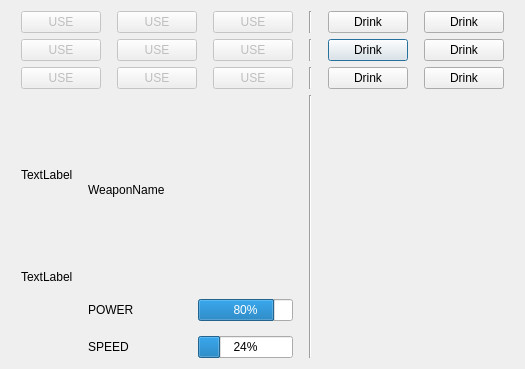
The window that Planet_Invasion/inventoryui.ui (CS4076Rplay/CS4076) describes before a commit, drawn with Qt 5.
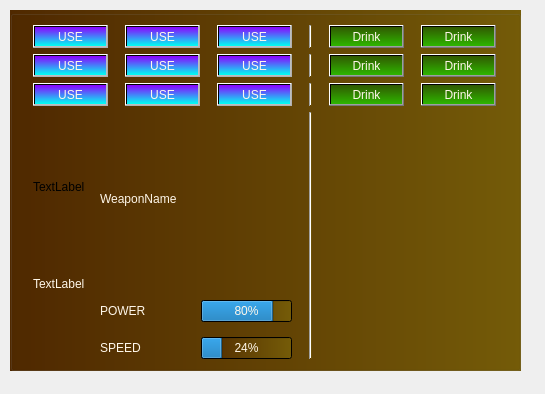
The same window after the commit.

```diff
--- a/Planet_Invasion/inventoryui.ui
+++ b/Planet_Invasion/inventoryui.ui
@@ -6,15 +6,136 @@
    <rect>
     <x>0</x>
     <y>0</y>
-    <width>525</width>
-    <height>369</height>
+    <width>545</width>
+    <height>394</height>
    </rect>
   </property>
   <property name="windowTitle">
    <string>Dialog</string>
   </property>
-  <layout class="QGridLayout" name="gridLayout">
+  <widget class="QGroupBox" name="groupBox">
+   <property name="geometry">
+    <rect>
+     <x>10</x>
+     <y>10</y>
+     <width>511</width>
+     <height>361</height>
+    </rect>
+   </property>
+   <property name="styleSheet">
+    <string notr="true">background:transparent;
+background-color: qlineargradient(spread:pad, x1:0, y1:0, x2:1, y2:0, stop:0 rgba(80, 41, 0, 255), stop:1 rgba(117, 92, 8, 255));
+gridline-color: qlineargradient(spread:pad, x1:0, y1:0, x2:1, y2:0, stop:0 rgba(49, 16, 0, 255), stop:1 rgba(107, 73, 0, 255));</string>
+   </property>
+   <property name="title">
+    <string/>
+   </property>
+   <layout class="QGridLayout" name="gridLayout_2">
+    <item row="2" column="4">
+     <layout class="QVBoxLayout" name="potion_slot5">
+      <item>
+       <widget class="QPushButton" name="drink5">
+        <property name="sizePolicy">
+         <sizepolicy hsizetype="Fixed" vsizetype="Fixed">
+          <horstretch>0</horstretch>
+          <verstretch>0</verstretch>
+         </sizepolicy>
+        </property>
+        <property name="styleSheet">
+         <string notr="true">background:transparent;
+background-color:qlineargradient(spread:pad, x1:0, y1:0, x2:0, y2:1, stop:0 rgba(49, 89, 1, 255), stop:1 rgba(46, 181, 0, 255));
+font: 8pt &quot;Papyrus&quot;;
+color:rgb(255, 247, 234)</string>
+        </property>
+        <property name="text">
+         <string>Drink</string>
+        </property>
+        <property name="shortcut">
+         <string>5</string>
+        </property>
+       </widget>
+      </item>
+     </layout>
+    </item>
+    <item row="2" column="5">
+     <layout class="QVBoxLayout" name="potion_slot6">
+      <item>
+       <widget class="QPushButton" name="drink6">
+        <property name="sizePolicy">
+         <sizepolicy hsizetype="Fixed" vsizetype="Fixed">
+          <horstretch>0</horstretch>
+          <verstretch>0</verstretch>
+         </sizepolicy>
+        </property>
+        <property name="styleSheet">
+         <string notr="true">background:transparent;
+background-color:qlineargradient(spread:pad, x1:0, y1:0, x2:0, y2:1, stop:0 rgba(49, 89, 1, 255), stop:1 rgba(46, 181, 0, 255));
+font: 8pt &quot;Papyrus&quot;;
+color:rgb(255, 247, 234)</string>
+        </property>
+        <property name="text">
+         <string>Drink</string>
+        </property>
+        <property name="shortcut">
+         <string>6</string>
+        </property>
+       </widget>
+      </item>
+     </layout>
+    </item>
    <item row="0" column="4">
+     <layout class="QVBoxLayout" name="potion_slot1">
+      <item>
+       <widget class="QPushButton" name="drink1">
+        <property name="sizePolicy">
+         <sizepolicy hsizetype="Fixed" vsizetype="Fixed">
+          <horstretch>0</horstretch>
+          <verstretch>0</verstretch>
+         </sizepolicy>
+        </property>
+        <property name="styleSheet">
+         <string notr="true">background:transparent;
+background-color:qlineargradient(spread:pad, x1:0, y1:0, x2:0, y2:1, stop:0 rgba(49, 89, 1, 255), stop:1 rgba(46, 181, 0, 255));
+font: 8pt &quot;Papyrus&quot;;
+color:rgb(255, 247, 234)</string>
+        </property>
+        <property name="text">
+         <string>Drink</string>
+        </property>
+        <property name="shortcut">
+         <string>1</string>
+        </property>
+       </widget>
+      </item>
+     </layout>
+    </item>
+    <item row="0" column="5">
+     <layout class="QVBoxLayout" name="potion_slot2">
+      <item>
+       <widget class="QPushButton" name="drink2">
+        <property name="sizePolicy">
+         <sizepolicy hsizetype="Fixed" vsizetype="Fixed">
+          <horstretch>0</horstretch>
+          <verstretch>0</verstretch>
+         </sizepolicy>
+        </property>
+        <property name="styleSheet">
+         <string notr="true">background:transparent;
+background-color:qlineargradient(spread:pad, x1:0, y1:0, x2:0, y2:1, stop:0 rgba(49, 89, 1, 255), stop:1 rgba(46, 181, 0, 255));
+font: 8pt &quot;Papyrus&quot;;
+color:rgb(255, 247, 234)</string>
+        </property>
+        <property name="text">
+         <string>Drink</string>
+        </property>
+        <property name="shortcut">
+         <string>2</string>
+        </property>
+       </widget>
+      </item>
+     </layout>
+    </item>
+    <item row="0" column="3">
     <widget class="Line" name="line">
      <property name="sizePolicy">
       <sizepolicy hsizetype="Fixed" vsizetype="Preferred">
@@ -27,7 +148,327 @@
      </property>
     </widget>
    </item>
+    <item row="1" column="3">
+     <widget class="Line" name="line_2">
+      <property name="orientation">
+       <enum>Qt::Vertical</enum>
+      </property>
+     </widget>
+    </item>
+    <item row="2" column="3">
+     <widget class="Line" name="line_3">
+      <property name="orientation">
+       <enum>Qt::Vertical</enum>
+      </property>
+     </widget>
+    </item>
+    <item row="0" column="1">
+     <layout class="QVBoxLayout" name="slot2">
+      <item>
+       <widget class="QPushButton" name="use_s2">
+        <property name="enabled">
+         <bool>false</bool>
+        </property>
+        <property name="sizePolicy">
+         <sizepolicy hsizetype="Fixed" vsizetype="Fixed">
+          <horstretch>0</horstretch>
+          <verstretch>0</verstretch>
+         </sizepolicy>
+        </property>
+        <property name="styleSheet">
+         <string notr="true">background:transparent;
+background-color:qlineargradient(spread:pad, x1:0, y1:0, x2:0, y2:1, stop:0 rgba(140, 1, 255, 255), stop:1 rgba(0, 255, 242, 255));
+font: 8pt &quot;Papyrus&quot;;
+color:rgb(255, 247, 234)
+</string>
+        </property>
+        <property name="text">
+         <string>USE</string>
+        </property>
+        <property name="shortcut">
+         <string>2</string>
+        </property>
+       </widget>
+      </item>
+     </layout>
+    </item>
+    <item row="1" column="1">
+     <layout class="QVBoxLayout" name="slot4">
+      <item>
+       <widget class="QPushButton" name="use_s4">
+        <property name="enabled">
+         <bool>false</bool>
+        </property>
+        <property name="sizePolicy">
+         <sizepolicy hsizetype="Fixed" vsizetype="Fixed">
+          <horstretch>0</horstretch>
+          <verstretch>0</verstretch>
+         </sizepolicy>
+        </property>
+        <property name="styleSheet">
+         <string notr="true">background:transparent;
+background-color:qlineargradient(spread:pad, x1:0, y1:0, x2:0, y2:1, stop:0 rgba(140, 1, 255, 255), stop:1 rgba(0, 255, 242, 255));
+font: 8pt &quot;Papyrus&quot;;
+color:rgb(255, 247, 234)</string>
+        </property>
+        <property name="text">
+         <string>USE</string>
+        </property>
+        <property name="shortcut">
+         <string>5</string>
+        </property>
+       </widget>
+      </item>
+     </layout>
+    </item>
+    <item row="1" column="2">
+     <layout class="QVBoxLayout" name="slot5">
+      <item>
+       <widget class="QPushButton" name="use_s5">
+        <property name="enabled">
+         <bool>false</bool>
+        </property>
+        <property name="sizePolicy">
+         <sizepolicy hsizetype="Fixed" vsizetype="Fixed">
+          <horstretch>0</horstretch>
+          <verstretch>0</verstretch>
+         </sizepolicy>
+        </property>
+        <property name="styleSheet">
+         <string notr="true">background:transparent;
+background-color:qlineargradient(spread:pad, x1:0, y1:0, x2:0, y2:1, stop:0 rgba(140, 1, 255, 255), stop:1 rgba(0, 255, 242, 255));
+font: 8pt &quot;Papyrus&quot;;
+color:rgb(255, 247, 234)</string>
+        </property>
+        <property name="text">
+         <string>USE</string>
+        </property>
+        <property name="shortcut">
+         <string>6</string>
+        </property>
+       </widget>
+      </item>
+     </layout>
+    </item>
+    <item row="0" column="2">
+     <layout class="QVBoxLayout" name="slot3">
+      <item>
+       <widget class="QPushButton" name="use_s3">
+        <property name="enabled">
+         <bool>false</bool>
+        </property>
+        <property name="sizePolicy">
+         <sizepolicy hsizetype="Fixed" vsizetype="Fixed">
+          <horstretch>0</horstretch>
+          <verstretch>0</verstretch>
+         </sizepolicy>
+        </property>
+        <property name="styleSheet">
+         <string notr="true">background:transparent;
+background-color:qlineargradient(spread:pad, x1:0, y1:0, x2:0, y2:1, stop:0 rgba(140, 1, 255, 255), stop:1 rgba(0, 255, 242, 255));
+font: 8pt &quot;Papyrus&quot;;
+color:rgb(255, 247, 234)</string>
+        </property>
+        <property name="text">
+         <string>USE</string>
+        </property>
+        <property name="shortcut">
+         <string>3</string>
+        </property>
+       </widget>
+      </item>
+     </layout>
+    </item>
+    <item row="2" column="1">
+     <layout class="QVBoxLayout" name="slot8">
+      <item>
+       <widget class="QPushButton" name="use_s8">
+        <property name="enabled">
+         <bool>false</bool>
+        </property>
+        <property name="sizePolicy">
+         <sizepolicy hsizetype="Fixed" vsizetype="Fixed">
+          <horstretch>0</horstretch>
+          <verstretch>0</verstretch>
+         </sizepolicy>
+        </property>
+        <property name="styleSheet">
+         <string notr="true">background:transparent;
+background-color:qlineargradient(spread:pad, x1:0, y1:0, x2:0, y2:1, stop:0 rgba(140, 1, 255, 255), stop:1 rgba(0, 255, 242, 255));
+font: 8pt &quot;Papyrus&quot;;
+color:rgb(255, 247, 234)
+</string>
+        </property>
+        <property name="text">
+         <string>USE</string>
+        </property>
+        <property name="shortcut">
+         <string>8</string>
+        </property>
+       </widget>
+      </item>
+     </layout>
+    </item>
+    <item row="1" column="0">
+     <layout class="QVBoxLayout" name="slot6">
+      <item>
+       <widget class="QPushButton" name="use_s6">
+        <property name="enabled">
+         <bool>false</bool>
+        </property>
+        <property name="sizePolicy">
+         <sizepolicy hsizetype="Fixed" vsizetype="Fixed">
+          <horstretch>0</horstretch>
+          <verstretch>0</verstretch>
+         </sizepolicy>
+        </property>
+        <property name="styleSheet">
+         <string notr="true">background:transparent;
+background-color:qlineargradient(spread:pad, x1:0, y1:0, x2:0, y2:1, stop:0 rgba(140, 1, 255, 255), stop:1 rgba(0, 255, 242, 255));
+font: 8pt &quot;Papyrus&quot;;
+color:rgb(255, 247, 234)</string>
+        </property>
+        <property name="text">
+         <string>USE</string>
+        </property>
+        <property name="shortcut">
+         <string>4</string>
+        </property>
+       </widget>
+      </item>
+     </layout>
+    </item>
+    <item row="2" column="0">
+     <layout class="QVBoxLayout" name="slot7">
+      <item>
+       <widget class="QPushButton" name="use_s7">
+        <property name="enabled">
+         <bool>false</bool>
+        </property>
+        <property name="sizePolicy">
+         <sizepolicy hsizetype="Fixed" vsizetype="Fixed">
+          <horstretch>0</horstretch>
+          <verstretch>0</verstretch>
+         </sizepolicy>
+        </property>
+        <property name="styleSheet">
+         <string notr="true">background:transparent;
+background-color:qlineargradient(spread:pad, x1:0, y1:0, x2:0, y2:1, stop:0 rgba(140, 1, 255, 255), stop:1 rgba(0, 255, 242, 255));
+font: 8pt &quot;Papyrus&quot;;
+color:rgb(255, 247, 234)
+</string>
+        </property>
+        <property name="text">
+         <string>USE</string>
+        </property>
+        <property name="shortcut">
+         <string>7</string>
+        </property>
+       </widget>
+      </item>
+     </layout>
+    </item>
+    <item row="2" column="2">
+     <layout class="QVBoxLayout" name="slot9">
+      <item>
+       <widget class="QPushButton" name="use_s9">
+        <property name="enabled">
+         <bool>false</bool>
+        </property>
+        <property name="sizePolicy">
+         <sizepolicy hsizetype="Fixed" vsizetype="Fixed">
+          <horstretch>0</horstretch>
+          <verstretch>0</verstretch>
+         </sizepolicy>
+        </property>
+        <property name="autoFillBackground">
+         <bool>false</bool>
+        </property>
+        <property name="styleSheet">
+         <string notr="true">background:transparent;
+background-color:qlineargradient(spread:pad, x1:0, y1:0, x2:0, y2:1, stop:0 rgba(140, 1, 255, 255), stop:1 rgba(0, 255, 242, 255));
+font: 8pt &quot;Papyrus&quot;;
+color:rgb(255, 247, 234)
+</string>
+        </property>
+        <property name="text">
+         <string>USE</string>
+        </property>
+        <property name="shortcut">
+         <string>9</string>
+        </property>
+       </widget>
+      </item>
+     </layout>
+    </item>
    <item row="1" column="5">
+     <layout class="QVBoxLayout" name="potion_slot4">
+      <item>
+       <widget class="QPushButton" name="drink4">
+        <property name="sizePolicy">
+         <sizepolicy hsizetype="Fixed" vsizetype="Fixed">
+          <horstretch>0</horstretch>
+          <verstretch>0</verstretch>
+         </sizepolicy>
+        </property>
+        <property name="styleSheet">
+         <string notr="true">background:transparent;
+background-color:qlineargradient(spread:pad, x1:0, y1:0, x2:0, y2:1, stop:0 rgba(49, 89, 1, 255), stop:1 rgba(46, 181, 0, 255));
+font: 8pt &quot;Papyrus&quot;;
+color:rgb(255, 247, 234)</string>
+        </property>
+        <property name="text">
+         <string>Drink</string>
+        </property>
+        <property name="shortcut">
+         <string>4</string>
+        </property>
+       </widget>
+      </item>
+     </layout>
+    </item>
+    <item row="0" column="0">
+     <layout class="QVBoxLayout" name="slot1">
+      <property name="leftMargin">
+       <number>0</number>
+      </property>
+      <property name="topMargin">
+       <number>0</number>
+      </property>
+      <property name="rightMargin">
+       <number>0</number>
+      </property>
+      <property name="bottomMargin">
+       <number>0</number>
+      </property>
+      <item>
+       <widget class="QPushButton" name="use_s1">
+        <property name="enabled">
+         <bool>false</bool>
+        </property>
+        <property name="sizePolicy">
+         <sizepolicy hsizetype="Fixed" vsizetype="Fixed">
+          <horstretch>0</horstretch>
+          <verstretch>0</verstretch>
+         </sizepolicy>
+        </property>
+        <property name="styleSheet">
+         <string notr="true">background:transparent;
+background-color:qlineargradient(spread:pad, x1:0, y1:0, x2:0, y2:1, stop:0 rgba(140, 1, 255, 255), stop:1 rgba(0, 255, 242, 255));
+font: 8pt &quot;Papyrus&quot;;
+color:rgb(255, 247, 234)</string>
+        </property>
+        <property name="text">
+         <string>USE</string>
+        </property>
+        <property name="shortcut">
+         <string>1</string>
+        </property>
+       </widget>
+      </item>
+     </layout>
+    </item>
+    <item row="1" column="4">
     <layout class="QVBoxLayout" name="potion_slot3">
      <item>
       <widget class="QPushButton" name="drink3">
@@ -37,45 +478,17 @@
          <verstretch>0</verstretch>
         </sizepolicy>
        </property>
-       <property name="text">
-        <string>Drink</string>
-       </property>
-      </widget>
-     </item>
-    </layout>
-   </item>
-   <item row="0" column="5">
-    <layout class="QVBoxLayout" name="potion_slot1">
-     <item>
-      <widget class="QPushButton" name="drink1">
-       <property name="sizePolicy">
-        <sizepolicy hsizetype="Fixed" vsizetype="Fixed">
-         <horstretch>0</horstretch>
-         <verstretch>0</verstretch>
-        </sizepolicy>
-       </property>
+        <property name="styleSheet">
+         <string notr="true">background:transparent;
+background-color:qlineargradient(spread:pad, x1:0, y1:0, x2:0, y2:1, stop:0 rgba(49, 89, 1, 255), stop:1 rgba(46, 181, 0, 255));
+font: 8pt &quot;Papyrus&quot;;
+color:rgb(255, 247, 234)</string>
+        </property>
        <property name="text">
         <string>Drink</string>
        </property>
-      </widget>
-     </item>
-    </layout>
-   </item>
-   <item row="1" column="0">
-    <layout class="QVBoxLayout" name="slot4">
-     <item>
-      <widget class="QPushButton" name="use_s4">
-       <property name="enabled">
-        <bool>false</bool>
-       </property>
-       <property name="sizePolicy">
-        <sizepolicy hsizetype="Fixed" vsizetype="Fixed">
-         <horstretch>0</horstretch>
-         <verstretch>0</verstretch>
-        </sizepolicy>
-       </property>
-       <property name="text">
-        <string>USE</string>
+        <property name="shortcut">
+         <string>3</string>
        </property>
       </widget>
      </item>
@@ -96,6 +509,10 @@
            <verstretch>0</verstretch>
           </sizepolicy>
          </property>
+          <property name="styleSheet">
+           <string notr="true">background:transparent;
+</string>
+          </property>
          <property name="text">
           <string>TextLabel</string>
          </property>
@@ -109,6 +526,11 @@
            <verstretch>0</verstretch>
           </sizepolicy>
          </property>
+          <property name="styleSheet">
+           <string notr="true">background:transparent;
+font: 7pt &quot;Papyrus&quot;;
+color:rgb(255, 247, 234)</string>
+          </property>
          <property name="text">
           <string>TextLabel</string>
          </property>
@@ -123,6 +545,11 @@
       <layout class="QVBoxLayout" name="verticalLayout_2">
        <item>
         <widget class="QLabel" name="currentWeaponLabel">
+          <property name="styleSheet">
+           <string notr="true">background:transparent;
+font: 8pt &quot;Papyrus&quot;;
+color:rgb(255, 247, 234)</string>
+          </property>
          <property name="text">
           <string>WeaponName</string>
          </property>
@@ -132,6 +559,11 @@
         <layout class="QHBoxLayout" name="horizontalLayout_3">
          <item>
           <widget class="QLabel" name="weaponPower">
+            <property name="styleSheet">
+             <string notr="true">background:transparent;
+font: 8pt &quot;MS Shell Dlg 2&quot;;
+color:rgb(255, 247, 234)</string>
+            </property>
            <property name="text">
             <string>POWER</string>
            </property>
@@ -145,6 +577,11 @@
              <verstretch>0</verstretch>
             </sizepolicy>
            </property>
+            <property name="styleSheet">
+             <string notr="true">
+
+color:rgb(255, 247, 234)</string>
+            </property>
            <property name="value">
             <number>80</number>
            </property>
@@ -159,6 +596,11 @@
         <layout class="QHBoxLayout" name="horizontalLayout_2">
          <item>
           <widget class="QLabel" name="weaponSpeed">
+            <property name="styleSheet">
+             <string notr="true">background:transparent;
+font: 8pt &quot;MS Shell Dlg 2&quot;;
+color:rgb(255, 247, 234)</string>
+            </property>
            <property name="text">
             <string>SPEED</string>
            </property>
@@ -172,6 +614,11 @@
              <verstretch>0</verstretch>
             </sizepolicy>
            </property>
+            <property name="styleSheet">
+             <string notr="true">
+
+color:rgb(255, 247, 234)</string>
+            </property>
            <property name="value">
             <number>24</number>
            </property>
@@ -183,264 +630,22 @@
      </item>
     </layout>
    </item>
-   <item row="1" column="1">
-    <layout class="QVBoxLayout" name="slot5">
-     <item>
-      <widget class="QPushButton" name="use_s5">
-       <property name="enabled">
-        <bool>false</bool>
-       </property>
-       <property name="sizePolicy">
-        <sizepolicy hsizetype="Fixed" vsizetype="Fixed">
-         <horstretch>0</horstretch>
-         <verstretch>0</verstretch>
-        </sizepolicy>
-       </property>
-       <property name="text">
-        <string>USE</string>
-       </property>
-      </widget>
-     </item>
-    </layout>
-   </item>
-   <item row="0" column="1">
-    <layout class="QVBoxLayout" name="slot2">
-     <item>
-      <widget class="QPushButton" name="use_s2">
-       <property name="enabled">
-        <bool>false</bool>
-       </property>
-       <property name="sizePolicy">
-        <sizepolicy hsizetype="Fixed" vsizetype="Fixed">
-         <horstretch>0</horstretch>
-         <verstretch>0</verstretch>
-        </sizepolicy>
-       </property>
-       <property name="text">
-        <string>USE</string>
-       </property>
-      </widget>
-     </item>
-    </layout>
-   </item>
-   <item row="0" column="0">
-    <layout class="QVBoxLayout" name="slot1">
-     <property name="leftMargin">
-      <number>0</number>
-     </property>
-     <property name="topMargin">
-      <number>0</number>
-     </property>
-     <property name="rightMargin">
-      <number>0</number>
-     </property>
-     <property name="bottomMargin">
-      <number>0</number>
-     </property>
-     <item>
-      <widget class="QPushButton" name="use_s1">
-       <property name="enabled">
-        <bool>false</bool>
-       </property>
-       <property name="sizePolicy">
-        <sizepolicy hsizetype="Fixed" vsizetype="Fixed">
-         <horstretch>0</horstretch>
-         <verstretch>0</verstretch>
-        </sizepolicy>
-       </property>
-       <property name="text">
-        <string>USE</string>
-       </property>
-      </widget>
-     </item>
-    </layout>
-   </item>
-   <item row="1" column="2">
-    <layout class="QVBoxLayout" name="slot6">
-     <item>
-      <widget class="QPushButton" name="use_s6">
-       <property name="enabled">
-        <bool>false</bool>
-       </property>
-       <property name="sizePolicy">
-        <sizepolicy hsizetype="Fixed" vsizetype="Fixed">
-         <horstretch>0</horstretch>
-         <verstretch>0</verstretch>
-        </sizepolicy>
-       </property>
-       <property name="text">
-        <string>USE</string>
-       </property>
-      </widget>
-     </item>
-    </layout>
-   </item>
-   <item row="2" column="1">
-    <layout class="QVBoxLayout" name="slot8">
-     <item>
-      <widget class="QPushButton" name="use_s8">
-       <property name="enabled">
-        <bool>false</bool>
-       </property>
-       <property name="sizePolicy">
-        <sizepolicy hsizetype="Fixed" vsizetype="Fixed">
-         <horstretch>0</horstretch>
-         <verstretch>0</verstretch>
-        </sizepolicy>
-       </property>
-       <property name="text">
-        <string>USE</string>
-       </property>
-      </widget>
-     </item>
-    </layout>
-   </item>
-   <item row="2" column="2">
-    <layout class="QVBoxLayout" name="slot9">
-     <item>
-      <widget class="QPushButton" name="use_s9">
-       <property name="enabled">
-        <bool>false</bool>
-       </property>
-       <property name="sizePolicy">
-        <sizepolicy hsizetype="Fixed" vsizetype="Fixed">
-         <horstretch>0</horstretch>
-         <verstretch>0</verstretch>
-        </sizepolicy>
-       </property>
-       <property name="text">
-        <string>USE</string>
-       </property>
-      </widget>
-     </item>
-    </layout>
-   </item>
-   <item row="2" column="0">
-    <layout class="QVBoxLayout" name="slot7">
-     <item>
-      <widget class="QPushButton" name="use_s7">
-       <property name="enabled">
-        <bool>false</bool>
-       </property>
-       <property name="sizePolicy">
-        <sizepolicy hsizetype="Fixed" vsizetype="Fixed">
-         <horstretch>0</horstretch>
-         <verstretch>0</verstretch>
-        </sizepolicy>
-       </property>
-       <property name="text">
-        <string>USE</string>
-       </property>
-      </widget>
-     </item>
-    </layout>
-   </item>
-   <item row="0" column="2">
-    <layout class="QVBoxLayout" name="slot3">
-     <item>
-      <widget class="QPushButton" name="use_s3">
-       <property name="enabled">
-        <bool>false</bool>
-       </property>
-       <property name="sizePolicy">
-        <sizepolicy hsizetype="Fixed" vsizetype="Fixed">
-         <horstretch>0</horstretch>
-         <verstretch>0</verstretch>
-        </sizepolicy>
-       </property>
-       <property name="text">
-        <string>USE</string>
-       </property>
-      </widget>
-     </item>
-    </layout>
-   </item>
-   <item row="2" column="4">
-    <widget class="Line" name="line_3">
+    <item row="3" column="3">
+     <widget class="Line" name="line_4">
      <property name="orientation">
       <enum>Qt::Vertical</enum>
      </property>
     </widget>
    </item>
-   <item row="1" column="4">
-    <widget class="Line" name="line_2">
-     <property name="orientation">
-      <enum>Qt::Vertical</enum>
-     </property>
-    </widget>
-   </item>
-   <item row="2" column="5">
-    <layout class="QVBoxLayout" name="potion_slot5">
-     <item>
-      <widget class="QPushButton" name="drink5">
-       <property name="sizePolicy">
-        <sizepolicy hsizetype="Fixed" vsizetype="Fixed">
-         <horstretch>0</horstretch>
-         <verstretch>0</verstretch>
-        </sizepolicy>
-       </property>
-       <property name="text">
-        <string>Drink</string>
-       </property>
-      </widget>
-     </item>
-    </layout>
-   </item>
-   <item row="2" column="6">
-    <layout class="QVBoxLayout" name="potion_slot6">
-     <item>
-      <widget class="QPushButton" name="drink6">
-       <property name="sizePolicy">
-        <sizepolicy hsizetype="Fixed" vsizetype="Fixed">
-         <horstretch>0</horstretch>
-         <verstretch>0</verstretch>
-        </sizepolicy>
-       </property>
-       <property name="text">
-        <string>Drink</string>
-       </property>
-      </widget>
-     </item>
-    </layout>
-   </item>
-   <item row="0" column="6">
-    <layout class="QVBoxLayout" name="potion_slot2">
-     <item>
-      <widget class="QPushButton" name="drink2">
-       <property name="sizePolicy">
-        <sizepolicy hsizetype="Fixed" vsizetype="Fixed">
-         <horstretch>0</horstretch>
-         <verstretch>0</verstretch>
-        </sizepolicy>
-       </property>
-       <property name="text">
-        <string>Drink</string>
-       </property>
-      </widget>
-     </item>
-    </layout>
-   </item>
-   <item row="1" column="6">
-    <layout class="QVBoxLayout" name="potion_slot4">
-     <item>
-      <widget class="QPushButton" name="drink4">
-       <property name="sizePolicy">
-        <sizepolicy hsizetype="Fixed" vsizetype="Fixed">
-         <horstretch>0</horstretch>
-         <verstretch>0</verstretch>
-        </sizepolicy>
-       </property>
-       <property name="text">
-        <string>Drink</string>
-       </property>
-      </widget>
-     </item>
-    </layout>
-   </item>
-   <item row="3" column="6">
+    <item row="3" column="5">
     <layout class="QVBoxLayout" name="verticalLayout_5">
      <item>
       <widget class="QLabel" name="potionImage">
+        <property name="styleSheet">
+         <string notr="true">background:transparent;
+
+</string>
+        </property>
        <property name="text">
         <string/>
        </property>
@@ -448,6 +653,11 @@
      </item>
      <item>
       <widget class="QLabel" name="potionName">
+        <property name="styleSheet">
+         <string notr="true">background:transparent;
+font: 8pt &quot;Papyrus&quot;;
+color:rgb(255, 247, 234)</string>
+        </property>
        <property name="text">
         <string/>
        </property>
@@ -455,6 +665,11 @@
      </item>
      <item>
       <widget class="QLabel" name="potionDesc">
+        <property name="styleSheet">
+         <string notr="true">background:transparent;
+font: 8pt &quot;Papyrus&quot;;
+color:rgb(255, 247, 234)</string>
+        </property>
        <property name="text">
         <string/>
        </property>
@@ -465,14 +680,8 @@
      </item>
     </layout>
    </item>
-   <item row="3" column="4">
-    <widget class="Line" name="line_4">
-     <property name="orientation">
-      <enum>Qt::Vertical</enum>
-     </property>
-    </widget>
-   </item>
-  </layout>
+   </layout>
+  </widget>
  </widget>
  <resources/>
  <connections/>
```
Lines whose indentation alone changed are shown as unchanged.
